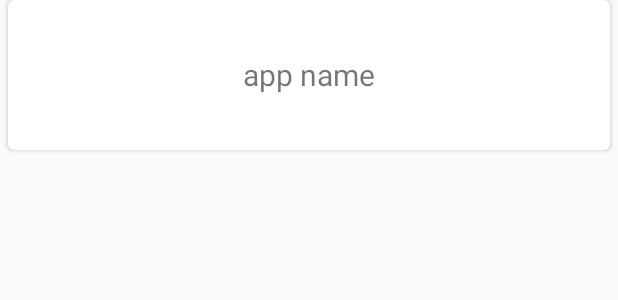
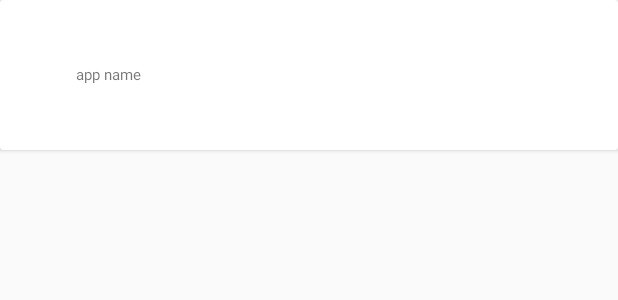
Before and after one commit to DePauwLars/AppWars, an Android app: the layout app_list_item_layout.xml on its own in the app's theme, with its tools: preview values and no code run, on a phone screen of 412 x 824 dp. Shown: the top 300 px of the screen. Run offline under Robolectric (Android 15) with nearby library versions, the phone set to English and light mode, and no system bars.

```diff
--- a/app/src/main/res/layout/app_list_item_layout.xml
+++ b/app/src/main/res/layout/app_list_item_layout.xml
@@ -10,23 +10,39 @@
         android:layout_height="wrap_content"
         android:layout_gravity="center"
         android:layout_marginBottom="5dp"
-        android:layout_marginLeft="5dp"
-        android:layout_marginRight="5dp"
+
         android:elevation="10dp"
         android:foregroundGravity="center"
         android:minHeight="80dp"
-        android:textAlignment="center"
-        card_view:cardCornerRadius="4dp">
+        card_view:cardCornerRadius="2dp">
 
-        <TextView
-            android:id="@+id/app_name"
+        <LinearLayout
             android:layout_width="fill_parent"
-            android:layout_height="100dp"
-            android:layout_gravity="center"
-            android:gravity="center"
-            android:text="app name"
-            android:textSize="20sp" />
+            android:layout_height="fill_parent"
+            android:orientation="horizontal"
+            android:weightSum="1">
 
+            <ImageView
+                android:id="@+id/app_icon"
+                android:layout_width="wrap_content"
+                android:layout_height="100dp"
+                android:layout_gravity="end"
+                android:layout_weight="0.1"
+                android:paddingRight="5dp" />
+
+            <TextView
+                android:id="@+id/app_name"
+                android:layout_width="wrap_content"
+                android:layout_height="wrap_content"
+                android:layout_gravity="center"
+                android:layout_weight="0.5"
+                android:gravity="center_vertical|left"
+                android:paddingLeft="10dp"
+                android:text="app name"
+                android:textSize="10sp" />
+
+
+        </LinearLayout>
 
     </android.support.v7.widget.CardView>
 
```
Also changed, not shown: app/src/main/java/appwars/appwise/be/appwars/App.java (added, +32 -0 lines), app/src/main/java/appwars/appwise/be/appwars/AppListAdapter.java (+7 -5 lines), app/src/main/java/appwars/appwise/be/appwars/PackageInformation.java (added, +66 -0 lines), app/src/main/java/appwars/appwise/be/appwars/fragments/AppListFragment.java (+44 -17 lines).
